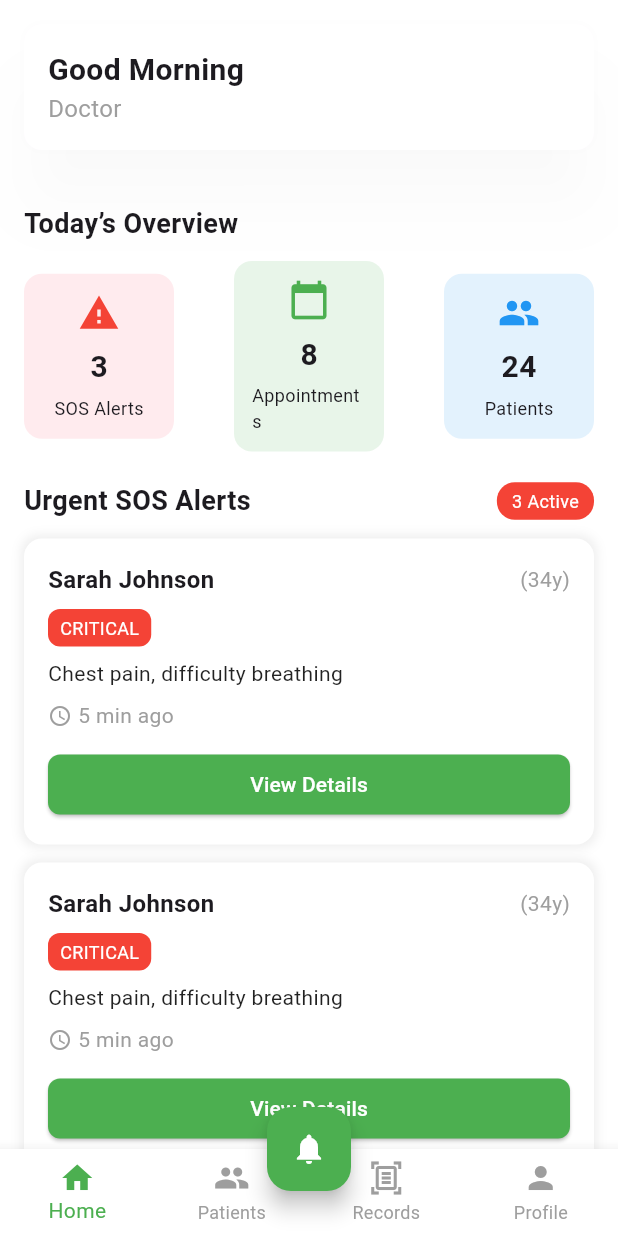
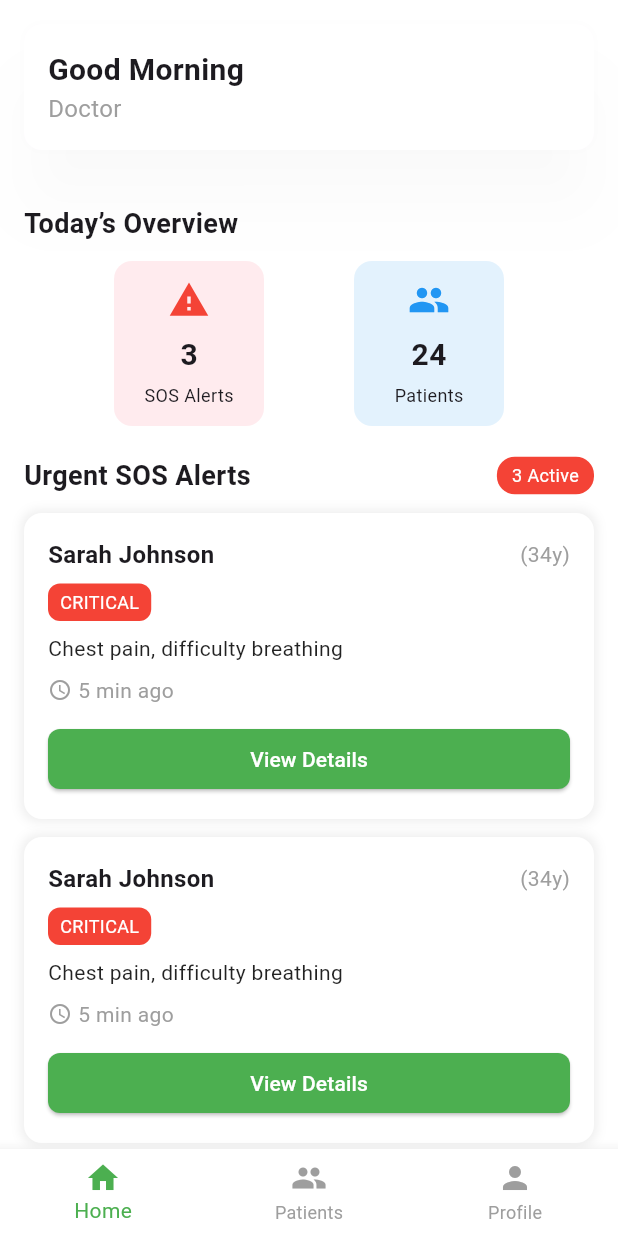
Before and after one commit to chakshit2004h/healiora, a Flutter app: the HospitalDashboard screen opened directly, on a phone screen of 412 x 824 dp. Run offline on Flutter 3.47's test engine with Material 3 defaults, Android fonts, the phone set to English and light mode, and no system bars; our stand-ins replace dio, flutter_secure_storage, geolocator, jwt_decoder, open_filex, pdf and 3 more; accounts and stored records are empty; network calls fail.

Commit message:
second commit

```diff
--- a/lib/doctor_side/hospital_dashboard.dart
+++ b/lib/doctor_side/hospital_dashboard.dart
@@ -156,7 +156,6 @@ class _HospitalDashboardState extends State<HospitalDashboard> {
     final pages = [
       DashboardScreen(doctorName: doctorName ?? "Doctor"), // ✅ now safe
       const PatientpageDoctor(),
-      const PatientRecordsPage(patientName: ''),
       const DoctorProfilePage(),
     ];
     return Scaffold(
@@ -175,19 +174,9 @@ class _HospitalDashboardState extends State<HospitalDashboard> {
         items: const [
           BottomNavigationBarItem(icon: Icon(Icons.home), label: "Home"),
           BottomNavigationBarItem(icon: Icon(Icons.people), label: "Patients"),
-          BottomNavigationBarItem(icon: Icon(Icons.document_scanner_outlined), label: "Records"),
           BottomNavigationBarItem(icon: Icon(Icons.person), label: "Profile"),
         ],
       ),
-
-      floatingActionButton: FloatingActionButton(
-        backgroundColor: Colors.green,
-        onPressed: () {
-          // Handle alerts action
-        },
-        child: const Icon(Icons.notifications,color: Colors.white,),
-      ),
-      floatingActionButtonLocation: FloatingActionButtonLocation.centerDocked,
     );
   }
 }
@@ -258,7 +247,7 @@ class DashboardScreen extends StatelessWidget {
               crossAxisAlignment: CrossAxisAlignment.start,
               children: [
                 Text(
-                  "Good Morning",
+                  getGreetingMessage(),
                   style: TextStyle(
                     fontSize: 20,
                     fontWeight: FontWeight.bold,
@@ -278,10 +267,9 @@ class DashboardScreen extends StatelessWidget {
 
   Widget _buildOverviewCardsRow() {
     return Row(
-      mainAxisAlignment: MainAxisAlignment.spaceBetween,
+      mainAxisAlignment: MainAxisAlignment.spaceEvenly,
       children: [
         _overviewCard(Icons.warning, "SOS Alerts", "3", Colors.red.shade50, Colors.red),
-        _overviewCard(Icons.calendar_today, "Appointments", "8", Colors.green.shade50, Colors.green),
         _overviewCard(Icons.people, "Patients", "24", Colors.blue.shade50, Colors.blue),
       ],
     );
@@ -417,4 +405,18 @@ class DashboardScreen extends StatelessWidget {
       ),
     );
   }
+  String getGreetingMessage() {
+    final hour = DateTime.now().hour;
+
+    if (hour < 12) {
+      return "Good Morning";
+    } else if (hour < 17) {
+      return "Good Afternoon";
+    } else if (hour < 21) {
+      return "Good Evening";
+    } else {
+      return "Good Night";
+    }
+  }
+
 }
```
